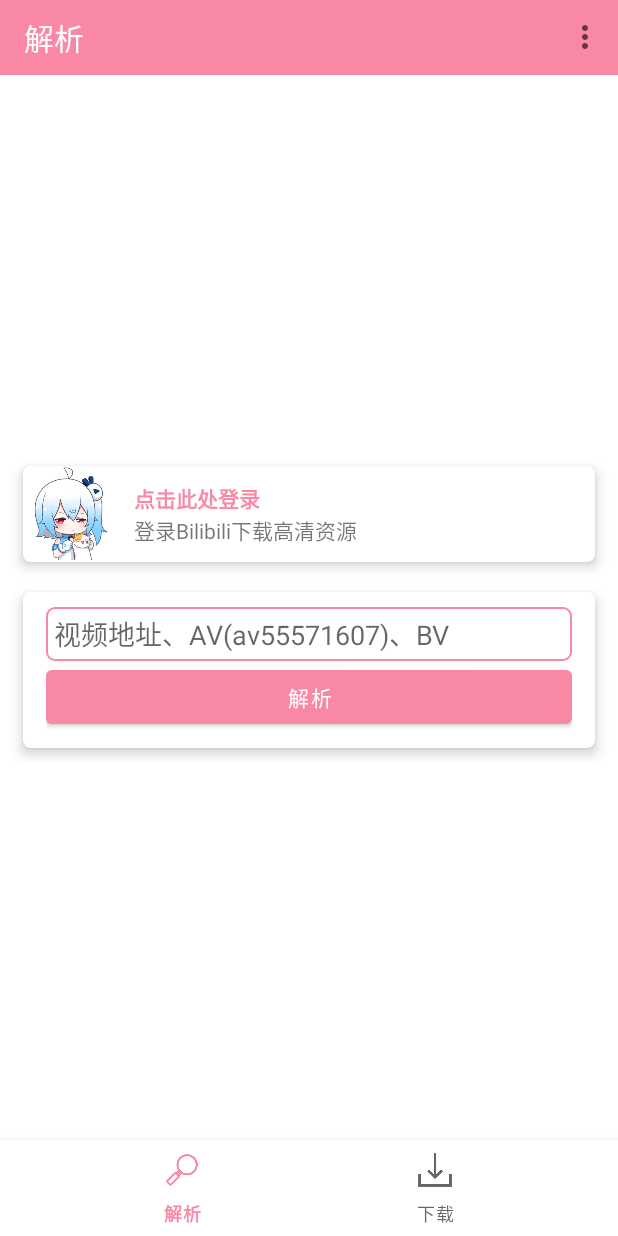
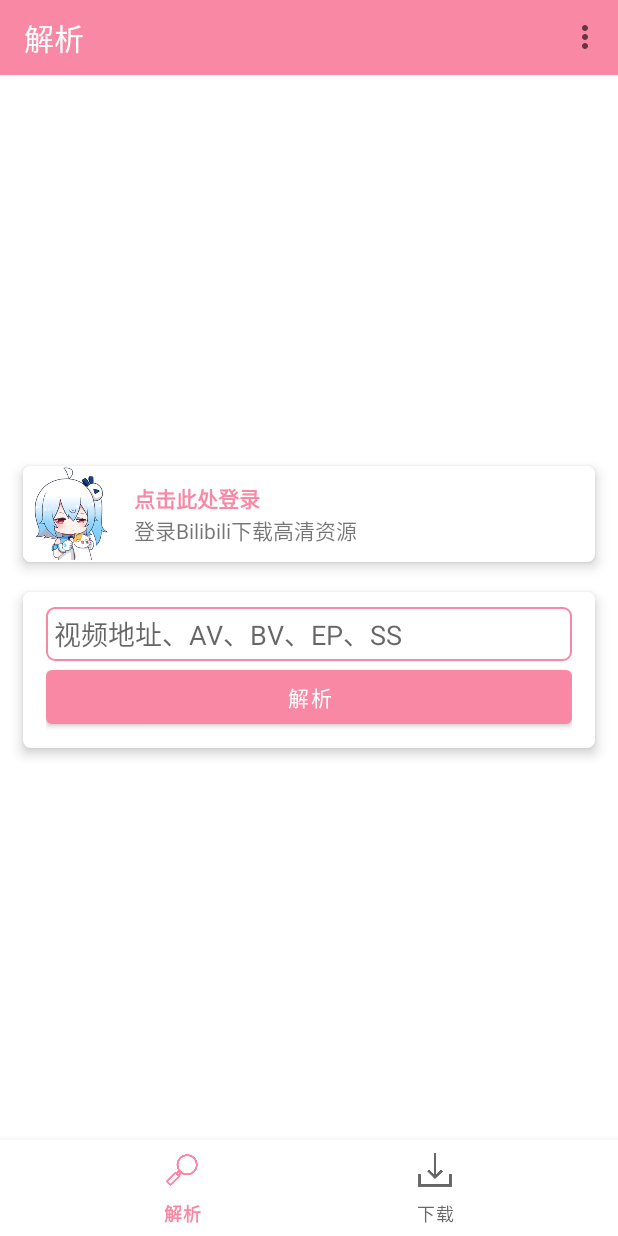
Before and after one commit to KafuuNeko/BiliDownload, an Android app: the screen it shows after launch (MainActivity), on a phone screen of 412 x 824 dp. Run offline under Robolectric (Android 15) with nearby library versions, the phone set to English and light mode, and no system bars; pictures from the network do not load.

Commit message:
1.3.1
支持4k下载

```diff
--- a/app/src/main/java/cc/kafuu/bilidownload/adapter/VideoParseResultAdapter.java
+++ b/app/src/main/java/cc/kafuu/bilidownload/adapter/VideoParseResultAdapter.java
@@ -174,8 +174,8 @@ public class VideoParseResultAdapter extends RecyclerView.Adapter<VideoParseResu
             Pair<Integer, Integer> lastProgress = new Pair<>(0, 1000);
             ResourceDownloadCallback callback = new ResourceDownloadCallback() {
                 @Override
-                public void onStatus(int current, int contentLength) {
-                    int progress = (int) ((float)current / (float)contentLength * 1000.0);
+                public void onStatus(long current, long contentLength) {
+                    int progress = (int) ((double)current / (double) contentLength * 1000.0D);
                     if (lastProgress.first < progress) {
                         lastProgress.first = progress;
                         mHandle.post(() -> progressDialog.setProgress(lastProgress.first));
--- a/app/src/main/java/cc/kafuu/bilidownload/bilibili/video/BiliVideoPart.java
+++ b/app/src/main/java/cc/kafuu/bilidownload/bilibili/video/BiliVideoPart.java
@@ -110,7 +110,7 @@ public class BiliVideoPart {
     }
 
     private Request playUrlRequest(int quality) {
-        String url = "https://api.bilibili.com/x/player/playurl?cid=" + this.mCid + "&avid=" + this.mAv + "&otype=json";
+        String url = "https://api.bilibili.com/x/player/playurl?cid=" + this.mCid + "&avid=" + this.mAv + "&otype=json&fourk=1";
         if (quality != 0) {
             url += "&qn=" + quality;
         }
--- a/app/src/main/java/cc/kafuu/bilidownload/bilibili/video/BiliVideoResource.java
+++ b/app/src/main/java/cc/kafuu/bilidownload/bilibili/video/BiliVideoResource.java
@@ -123,7 +123,8 @@ public class BiliVideoResource {
                 }
 
                 mSaveStatus = 1;
-                int contentLength = Integer.parseInt(Objects.requireNonNull(response.header("content-length")));
+
+                long contentLength = Long.parseLong(Objects.requireNonNull(response.header("content-length")));
                 File resourceFile = new File(savePath);
 
                 try {
@@ -131,7 +132,8 @@ public class BiliVideoResource {
                     OutputStream outputStream = new FileOutputStream(resourceFile);
 
                     byte[] buf = new byte[4096];
-                    int len, cur = 0;
+                    int len;
+                    long cur = 0;
                     while ((len = inputStream.read(buf)) != -1 && mSaveStatus == 1)
                     {
                         cur += len;
--- a/app/src/main/java/cc/kafuu/bilidownload/bilibili/video/ResourceDownloadCallback.java
+++ b/app/src/main/java/cc/kafuu/bilidownload/bilibili/video/ResourceDownloadCallback.java
@@ -3,7 +3,7 @@ package cc.kafuu.bilidownload.bilibili.video;
 import java.io.File;
 
 public interface ResourceDownloadCallback {
-    void onStatus(int current, int contentLength);
+    void onStatus(long current, long contentLength);
     void onStop();
     void onCompleted(File file);
     void onFailure(String message);
--- a/app/src/main/res/values/strings.xml
+++ b/app/src/main/res/values/strings.xml
@@ -32,7 +32,7 @@
     <string name="download_operation_cancel">下载操作被取消</string>
 
     <string name="external_storage_device_cannot_be_accessed">无法访问外部存储设备</string>
-    <string name="video_address_hint">视频地址、AV(av55571607)、BV</string>
+    <string name="video_address_hint">视频地址、AV、BV、EP、SS</string>
     <string name="delete">删除</string>
     <string name="delete_download_record_tip">视频文件已被删除或移动，是否删除这条下载记录?</string>
     <string name="cancel">取消</string>
```
